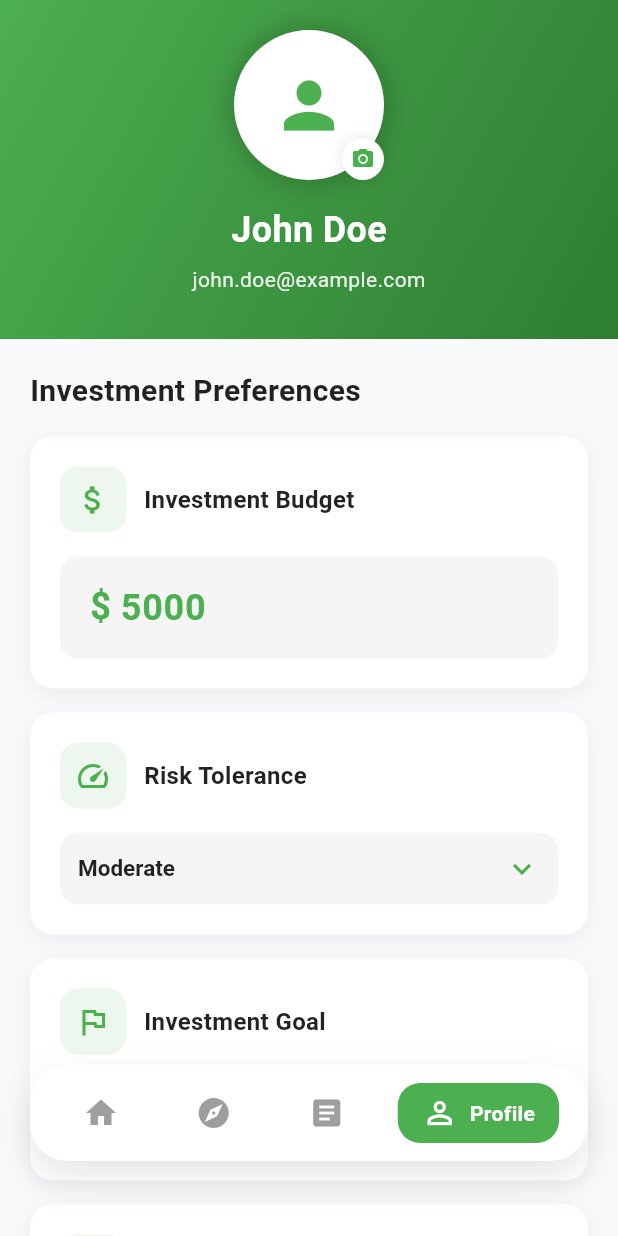
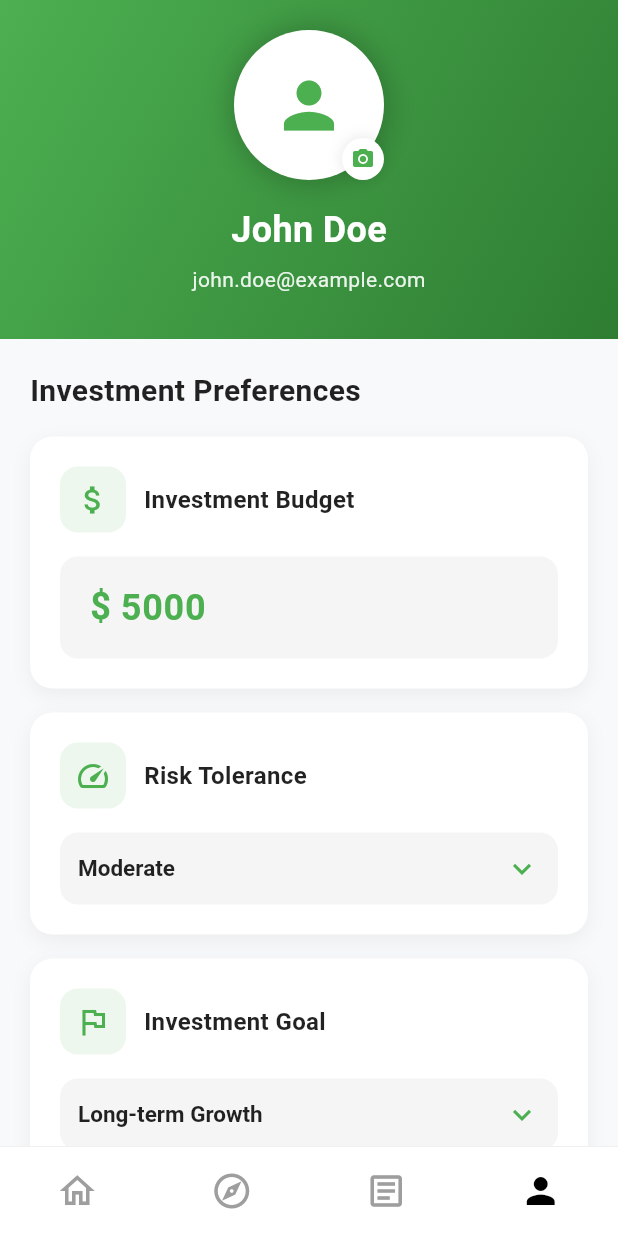
Before and after one commit to nderiii/Mobile, a Flutter app: the screen it shows after launch, on a phone screen of 412 x 824 dp. Run offline on Flutter 3.47's test engine with Material 3 defaults, Android fonts, the phone set to English and light mode, and no system bars; our stand-ins replace dio, flutter_form_builder, form_builder_validators, supabase_flutter; accounts and stored records are empty.

Commit message:
Nav commit

```diff
--- a/bfu/lib/main.dart
+++ b/bfu/lib/main.dart
@@ -1,7 +1,12 @@
+import 'package:flutter/foundation.dart';
 import 'package:flutter/material.dart';
+import 'package:flutter/services.dart';
 import 'package:bfu/pages/profilepage.dart';
 import 'package:bfu/pages/dashboard.dart';
 import 'package:bfu/pages/explorepage.dart';
+import 'package:bfu/pages/newspage.dart';
+import 'package:bfu/pages/loginpage.dart';
+import 'package:bfu/pages/signuppage.dart';
 import 'package:supabase_flutter/supabase_flutter.dart';
 
 void main() async {
@@ -12,6 +17,7 @@ void main() async {
     anonKey:
         "eyJhbGciOiJIUzI1NiIsInR5cCI6IkpXVCJ9.eyJpc3MiOiJzdXBhYmFzZSIsInJlZiI6ImtxYmhoa29nYXJ0eGFrcGNxZ2ttIiwicm9sZSI6ImFub24iLCJpYXQiOjE3NjMzNjA0NjIsImV4cCI6MjA3ODkzNjQ2Mn0.JiZXdJ_TLOdvLQ44vZvaXWGvGMfLrZqse5hD26VVWyE",
   );
+  SystemChrome.setEnabledSystemUIMode(SystemUiMode.immersiveSticky);
   runApp(MyApp());
 }
 
@@ -21,6 +27,6 @@ class MyApp extends StatelessWidget {
   // This widget is the root of your application.
   @override
   Widget build(BuildContext context) {
-    return MaterialApp(home: Profilepage());
+    return MaterialApp(home: const Profilepage());
   }
 }
--- a/bfu/lib/pages/dashboard.dart
+++ b/bfu/lib/pages/dashboard.dart
@@ -450,7 +450,7 @@ class _DashboardPageState extends State<DashboardPage>
 
                   // FLOATING BOTTOM NAV BAR
                   Positioned(
-                    bottom: 50,
+                    bottom: 30,
                     left: 20,
                     right: 20,
                     child: Container(
--- a/bfu/lib/pages/explorepage.dart
+++ b/bfu/lib/pages/explorepage.dart
@@ -1,6 +1,8 @@
 import 'package:flutter/material.dart';
 import 'package:bfu/services/stock_apis.dart';
 import 'package:bfu/pages/profilepage.dart';
+import 'package:bfu/pages/dashboard.dart';
+import 'package:bfu/pages/newspage.dart';
 
 class ExplorePage extends StatefulWidget {
   const ExplorePage({super.key});
--- a/bfu/lib/pages/loginpage.dart
+++ b/bfu/lib/pages/loginpage.dart
@@ -4,7 +4,7 @@ import 'package:flutter/material.dart';
 import 'package:flutter_form_builder/flutter_form_builder.dart';
 import 'package:form_builder_validators/form_builder_validators.dart';
 import 'package:flutter/gestures.dart';
-import 'dashboard.dart';
+import 'package:bfu/pages/dashboard.dart';
 
 class Loginpage extends StatelessWidget {
   final formKey = GlobalKey<FormBuilderState>();
--- /dev/null
+++ b/bfu/lib/pages/newspage.dart
@@ -0,0 +1,25 @@
+import 'package:flutter/material.dart';
+
+class NewsPage extends StatelessWidget {
+  const NewsPage({super.key});
+
+  @override
+  Widget build(BuildContext context) {
+    return Scaffold(
+      body: const SingleChildScrollView(
+        child: Column(
+          children: [
+            Text(
+              'News Page',
+              style: TextStyle(
+                fontSize: 24,
+                fontWeight: FontWeight.bold,
+                color: Colors.black87,
+              ),
+            ),
+          ],
+        ),
+      ),
+    );
+  }
+}
--- a/bfu/lib/pages/profilepage.dart
+++ b/bfu/lib/pages/profilepage.dart
@@ -1,4 +1,5 @@
 import 'package:flutter/material.dart';
+import 'package:flutter/services.dart';
 import 'package:bfu/widget/button_widget.dart';
 import 'package:bfu/widget/text_widget.dart';
 
@@ -20,8 +21,23 @@ class _ProfilepageState extends State<Profilepage> {
   int _currentIndex = 3;
 
   @override
+  void initState() {
+    super.initState();
+    // Hide system navigation bar
+    SystemChrome.setEnabledSystemUIMode(
+      SystemUiMode.edgeToEdge,
+      overlays: [SystemUiOverlay.top],
+    );
+  }
+
+  @override
   void dispose() {
     _budgetController.dispose();
+    // Restore system navigation bar when leaving
+    SystemChrome.setEnabledSystemUIMode(
+      SystemUiMode.edgeToEdge,
+      overlays: SystemUiOverlay.values,
+    );
     super.dispose();
   }
 
@@ -122,7 +138,7 @@ class _ProfilepageState extends State<Profilepage> {
               // SCROLLABLE CONTENT
               Expanded(
                 child: SingleChildScrollView(
-                  padding: const EdgeInsets.only(bottom: 120),
+                  padding: const EdgeInsets.only(bottom: 80),
                   child: Padding(
                     padding: const EdgeInsets.all(20),
                     child: Column(
@@ -525,31 +541,44 @@ class _ProfilepageState extends State<Profilepage> {
             ],
           ),
 
-          // FLOATING BOTTOM NAV BAR
+          // INSTAGRAM-STYLE BOTTOM NAV BAR
           Positioned(
-            bottom: 50,
-            left: 20,
-            right: 20,
+            bottom: 0,
+            left: 0,
+            right: 0,
             child: Container(
-              padding: const EdgeInsets.symmetric(vertical: 12),
+              height: 60,
               decoration: BoxDecoration(
                 color: Colors.white,
-                borderRadius: BorderRadius.circular(25),
-                boxShadow: [
-                  BoxShadow(
-                    color: Colors.black.withOpacity(0.1),
-                    blurRadius: 20,
-                    offset: const Offset(0, 10),
+                border: Border(
+                  top: BorderSide(
+                    color: Colors.grey.withOpacity(0.2),
+                    width: 0.5,
                   ),
-                ],
+                ),
               ),
               child: Row(
-                mainAxisAlignment: MainAxisAlignment.spaceEvenly,
+                mainAxisAlignment: MainAxisAlignment.spaceAround,
                 children: [
-                  _buildNavItem(Icons.home, "Home", 0),
-                  _buildNavItem(Icons.explore, "Explore", 1),
-                  _buildNavItem(Icons.article, "News", 2),
-                  _buildNavItem(Icons.person_outline, "Profile", 3),
+                  _buildNavItem(Icons.home_outlined, Icons.home, "Home", 0),
+                  _buildNavItem(
+                    Icons.explore_outlined,
+                    Icons.explore,
+                    "Explore",
+                    1,
+                  ),
+                  _buildNavItem(
+                    Icons.article_outlined,
+                    Icons.article,
+                    "News",
+                    2,
+                  ),
+                  _buildNavItem(
+                    Icons.person_outline,
+                    Icons.person,
+                    "Profile",
+                    3,
+                  ),
                 ],
               ),
             ),
@@ -559,7 +588,12 @@ class _ProfilepageState extends State<Profilepage> {
     );
   }
 
-  Widget _buildNavItem(IconData icon, String label, int index) {
+  Widget _buildNavItem(
+    IconData outlinedIcon,
+    IconData filledIcon,
+    String label,
+    int index,
+  ) {
     final isSelected = _currentIndex == index;
     return GestureDetector(
       onTap: () {
@@ -567,34 +601,18 @@ class _ProfilepageState extends State<Profilepage> {
 
         if (index == 0) {
           Navigator.pop(context); // Go back to dashboard
+        } else if (index == 1) {
+          Navigator.pushNamed(context, '/explore');
+        } else if (index == 2) {
+          Navigator.pushNamed(context, '/news');
         }
       },
-      child: AnimatedContainer(
-        duration: const Duration(milliseconds: 200),
-        padding: const EdgeInsets.symmetric(horizontal: 16, vertical: 8),
-        decoration: BoxDecoration(
-          color: isSelected ? const Color(0xFF4CAF50) : Colors.transparent,
-          borderRadius: BorderRadius.circular(15),
-        ),
-        child: Row(
-          children: [
-            Icon(
-              icon,
-              color: isSelected ? Colors.white : Colors.grey,
-              size: 24,
-            ),
-            if (isSelected) ...[
-              const SizedBox(width: 8),
-              Text(
-                label,
-                style: const TextStyle(
-                  color: Colors.white,
-                  fontWeight: FontWeight.w600,
-                  fontSize: 14,
-                ),
-              ),
-            ],
-          ],
+      child: Container(
+        padding: const EdgeInsets.symmetric(vertical: 8),
+        child: Icon(
+          isSelected ? filledIcon : outlinedIcon,
+          color: isSelected ? Colors.black : Colors.grey,
+          size: 28,
         ),
       ),
     );
```
